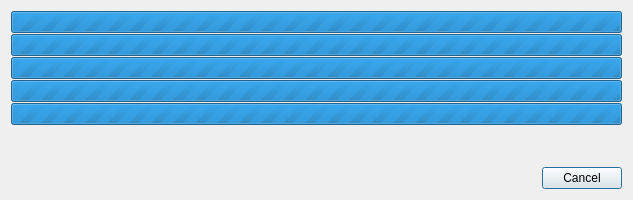
First picture: the form in xdialogprocess.ui, repository horsicq/FormatDialogs, before the edit.
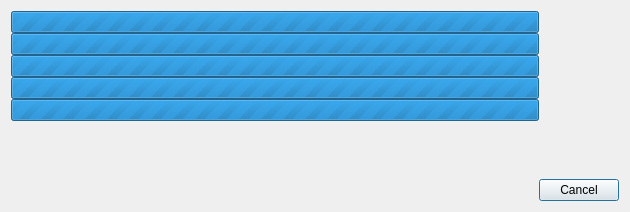
Second picture: the form after the edit.

What changed in the file:
```diff
--- a/xdialogprocess.ui
+++ b/xdialogprocess.ui
@@ -9,8 +9,8 @@
    <rect>
     <x>0</x>
     <y>0</y>
-    <width>633</width>
-    <height>200</height>
+    <width>630</width>
+    <height>212</height>
    </rect>
   </property>
   <property name="windowTitle">
@@ -21,8 +21,10 @@
   </property>
   <layout class="QVBoxLayout" name="verticalLayout_4">
    <property name="spacing">
-    <number>1</number>
+    <number>0</number>
    </property>
+   <item>
+    <layout class="QHBoxLayout" name="horizontalLayout_2">
    <item>
     <widget class="QProgressBar" name="progressBar0">
      <property name="maximum">
@@ -40,6 +42,26 @@
     </widget>
    </item>
    <item>
+      <widget class="QLabel" name="labelSpeed0">
+       <property name="minimumSize">
+        <size>
+         <width>80</width>
+         <height>0</height>
+        </size>
+       </property>
+       <property name="text">
+        <string/>
+       </property>
+       <property name="alignment">
+        <set>Qt::AlignCenter</set>
+       </property>
+      </widget>
+     </item>
+    </layout>
+   </item>
+   <item>
+    <layout class="QHBoxLayout" name="horizontalLayout_3">
+     <item>
     <widget class="QProgressBar" name="progressBar1">
      <property name="maximum">
       <number>0</number>
@@ -56,6 +78,26 @@
     </widget>
    </item>
    <item>
+      <widget class="QLabel" name="labelSpeed1">
+       <property name="minimumSize">
+        <size>
+         <width>80</width>
+         <height>0</height>
+        </size>
+       </property>
+       <property name="text">
+        <string/>
+       </property>
+       <property name="alignment">
+        <set>Qt::AlignCenter</set>
+       </property>
+      </widget>
+     </item>
+    </layout>
+   </item>
+   <item>
+    <layout class="QHBoxLayout" name="horizontalLayout_4">
+     <item>
     <widget class="QProgressBar" name="progressBar2">
      <property name="maximum">
       <number>0</number>
@@ -72,6 +114,26 @@
     </widget>
    </item>
    <item>
+      <widget class="QLabel" name="labelSpeed2">
+       <property name="minimumSize">
+        <size>
+         <width>80</width>
+         <height>0</height>
+        </size>
+       </property>
+       <property name="text">
+        <string/>
+       </property>
+       <property name="alignment">
+        <set>Qt::AlignCenter</set>
+       </property>
+      </widget>
+     </item>
+    </layout>
+   </item>
+   <item>
+    <layout class="QHBoxLayout" name="horizontalLayout_5">
+     <item>
     <widget class="QProgressBar" name="progressBar3">
      <property name="maximum">
       <number>0</number>
@@ -88,6 +150,26 @@
     </widget>
    </item>
    <item>
+      <widget class="QLabel" name="labelSpeed3">
+       <property name="minimumSize">
+        <size>
+         <width>80</width>
+         <height>0</height>
+        </size>
+       </property>
+       <property name="text">
+        <string/>
+       </property>
+       <property name="alignment">
+        <set>Qt::AlignCenter</set>
+       </property>
+      </widget>
+     </item>
+    </layout>
+   </item>
+   <item>
+    <layout class="QHBoxLayout" name="horizontalLayout_6">
+     <item>
     <widget class="QProgressBar" name="progressBar4">
      <property name="maximum">
       <number>0</number>
@@ -102,6 +184,24 @@
       <string notr="true">%v/%m</string>
      </property>
     </widget>
+     </item>
+     <item>
+      <widget class="QLabel" name="labelSpeed4">
+       <property name="minimumSize">
+        <size>
+         <width>80</width>
+         <height>0</height>
+        </size>
+       </property>
+       <property name="text">
+        <string/>
+       </property>
+       <property name="alignment">
+        <set>Qt::AlignCenter</set>
+       </property>
+      </widget>
+     </item>
+    </layout>
    </item>
    <item>
     <spacer name="verticalSpacer">
```
Left out of the diff: 2 changed lines with no effect on the pictures. Lines whose indentation alone changed are shown as unchanged.
